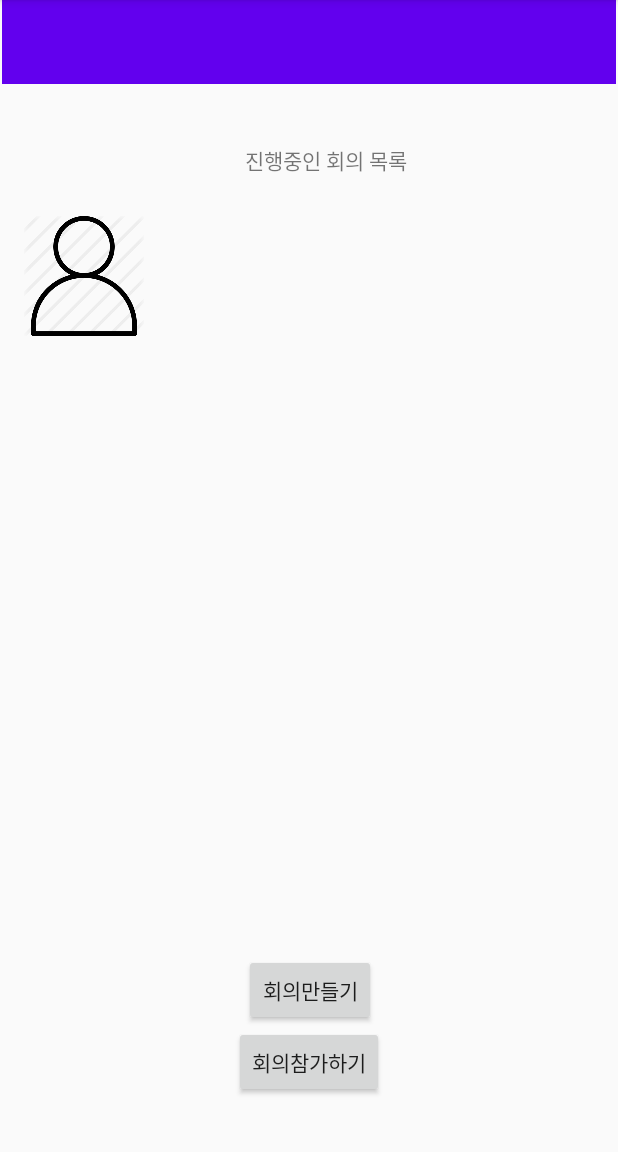
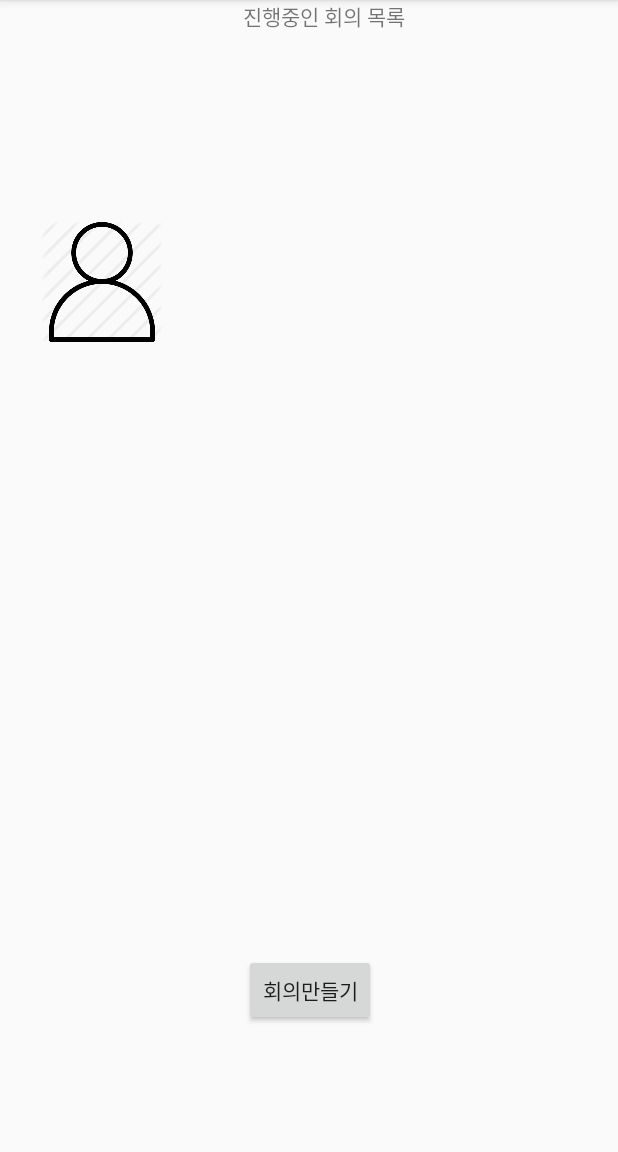
Before and after one commit to lns960712/SecretaryKim, an Android app: the MainListActivity screen opened directly, with no data from a screen before it, on a phone screen of 412 x 824 dp, the part 84-1236 px from its top. Run offline under Robolectric (Android 15) with nearby library versions, the phone set to English and light mode, and no system bars; our stand-ins replace Firebase (no records; nobody signed in at launch, a user with empty details on screens opened directly); 1 statement that could not run was skipped.

Commit message:
UserList update

```diff
--- a/app/src/main/res/layout/activity_main_list.xml
+++ b/app/src/main/res/layout/activity_main_list.xml
@@ -6,29 +6,16 @@
     android:layout_width="match_parent"
     android:layout_height="match_parent">
 
-    <androidx.appcompat.widget.Toolbar
-        android:id="@+id/toolbar2"
-        android:layout_width="409dp"
-        android:layout_height="wrap_content"
-        android:background="?attr/colorPrimary"
-        android:minHeight="?attr/actionBarSize"
-        android:theme="?attr/actionBarTheme"
-        app:layout_constraintEnd_toEndOf="parent"
-        app:layout_constraintStart_toStartOf="parent"
-        app:layout_constraintTop_toTopOf="parent" />
-
-    <androidx.viewpager.widget.ViewPager
-        android:id="@+id/navIcon"
-        android:layout_width="42dp"
-        android:layout_height="8dp"
-        android:layout_marginStart="3dp"
-        android:layout_marginTop="20dp"
-        android:layout_marginEnd="367dp"
-        android:layout_marginBottom="17dp"
-        app:layout_constraintBottom_toTopOf="@+id/imageView"
-        app:layout_constraintEnd_toEndOf="parent"
-        app:layout_constraintStart_toStartOf="parent"
-        app:layout_constraintTop_toTopOf="parent" />
+<!--    <androidx.appcompat.widget.Toolbar-->
+<!--        android:id="@+id/toolbar2"-->
+<!--        android:layout_width="409dp"-->
+<!--        android:layout_height="wrap_content"-->
+<!--        android:background="?attr/colorPrimary"-->
+<!--        android:minHeight="?attr/actionBarSize"-->
+<!--        android:theme="?attr/actionBarTheme"-->
+<!--        app:layout_constraintEnd_toEndOf="parent"-->
+<!--        app:layout_constraintStart_toStartOf="parent"-->
+<!--        app:layout_constraintTop_toTopOf="parent" />-->
 
     <Button
         android:id="@+id/makeConference"
@@ -43,24 +30,14 @@
         app:layout_constraintHorizontal_bias="0.666"
         app:layout_constraintStart_toStartOf="parent" />
 
-    <Button
-        android:id="@+id/enterConference"
-        android:layout_width="wrap_content"
-        android:layout_height="wrap_content"
-        android:layout_marginStart="160dp"
-        android:layout_marginEnd="160dp"
-        android:layout_marginBottom="36dp"
-        android:text="회의참가하기"
-        app:layout_constraintBottom_toBottomOf="parent"
-        app:layout_constraintEnd_toEndOf="parent"
-        app:layout_constraintStart_toStartOf="parent" />
-
     <ImageView
         android:id="@+id/imageView"
         android:layout_width="80dp"
         android:layout_height="80dp"
-        android:layout_marginStart="16dp"
-        android:layout_marginTop="88dp"
+        android:layout_marginStart="28dp"
+        android:layout_marginTop="200dp"
+        android:layout_marginBottom="540dp"
+        app:layout_constraintBottom_toBottomOf="parent"
         app:layout_constraintStart_toStartOf="parent"
         app:layout_constraintTop_toBottomOf="@+id/toolbar2"
         tools:srcCompat="@tools:sample/avatars" />
@@ -72,19 +49,22 @@
         android:layout_marginStart="162dp"
         android:layout_marginTop="20dp"
         android:layout_marginEnd="139dp"
-        android:layout_marginBottom="7dp"
+        android:layout_marginBottom="92dp"
         android:text="진행중인 회의 목록"
-        app:layout_constraintBottom_toTopOf="@+id/imageView"
+        app:layout_constraintBottom_toTopOf="@+id/linearLayout"
         app:layout_constraintEnd_toEndOf="parent"
+        app:layout_constraintHorizontal_bias="0.0"
         app:layout_constraintStart_toStartOf="parent"
         app:layout_constraintTop_toBottomOf="@+id/toolbar2" />
 
     <LinearLayout
+        android:id="@+id/linearLayout"
         android:layout_width="205dp"
         android:layout_height="431dp"
+        android:layout_marginTop="50dp"
         app:layout_constraintBottom_toTopOf="@+id/makeConference"
         app:layout_constraintEnd_toEndOf="parent"
-        app:layout_constraintHorizontal_bias="0.154"
+        app:layout_constraintHorizontal_bias="0.209"
         app:layout_constraintStart_toEndOf="@+id/imageView"
         app:layout_constraintTop_toBottomOf="@+id/TitleView"
         app:layout_constraintVertical_bias="0.615">
```
Also changed, not shown: app/src/main/AndroidManifest.xml (+1 -7 lines), app/src/main/java/com/android/SecretaryKim/UserListActivity.java (+11 -30 lines), app/src/main/java/com/android/SecretaryKim/UserListAdapter.java (+5 -3 lines).
